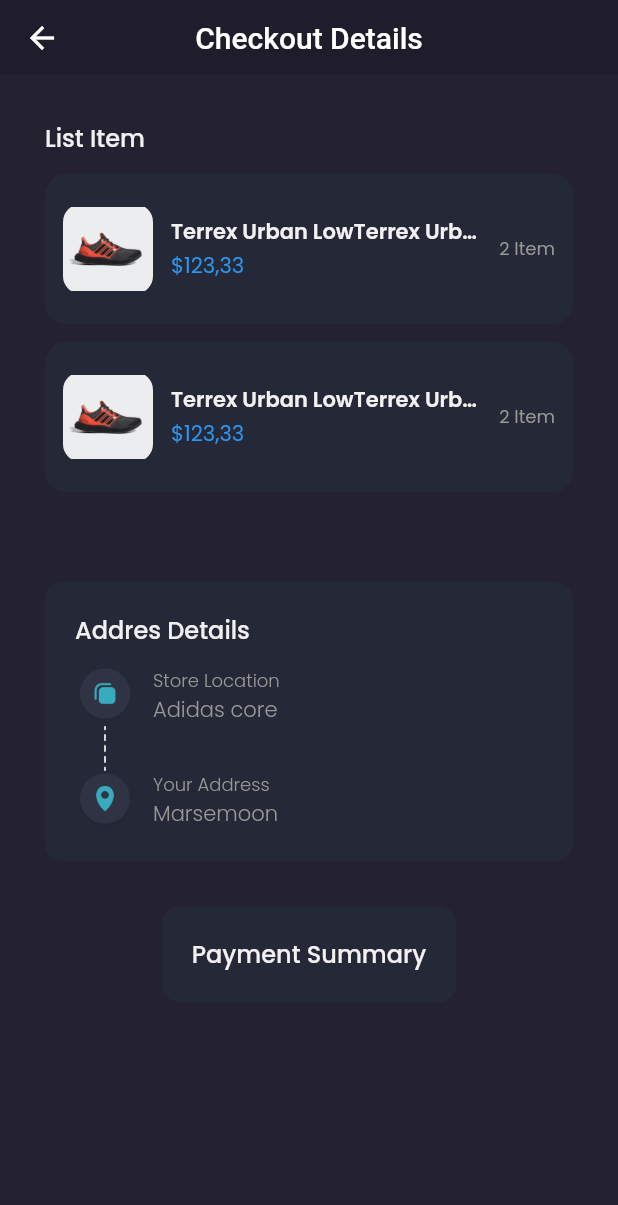
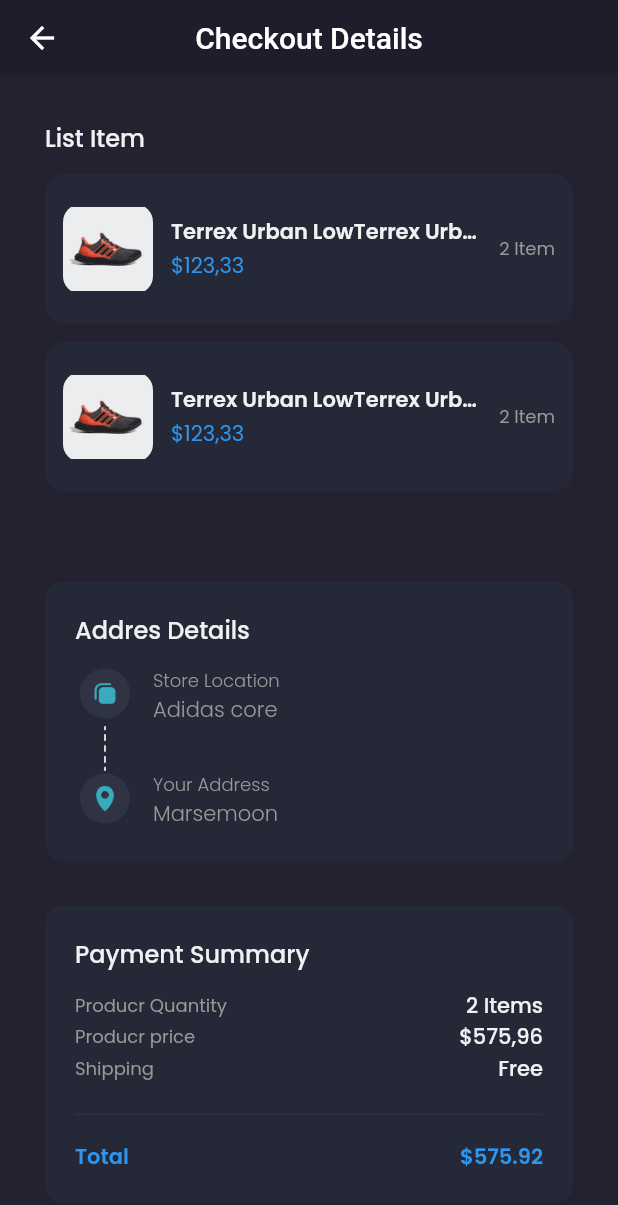
Before and after one commit to farhankamil/scra-ecommerce, a Flutter app: the CheckoutPage screen opened by its route, on a phone screen of 412 x 824 dp. Shown: the top 1205 px of the screen. Run offline on Flutter 3.47's test engine with Material 2 defaults, Android fonts, the phone set to English and light mode, and no system bars; our stand-ins replace carousel_slider, google_fonts.

Commit message:
slicing finish

```diff
--- a/lib/main.dart
+++ b/lib/main.dart
@@ -1,6 +1,7 @@
 import 'package:flutter/material.dart';
 import 'package:scra/pages/cart_page.dart';
 import 'package:scra/pages/checkout_page.dart';
+import 'package:scra/pages/checkout_success_pages.dart';
 import 'package:scra/pages/detail_chat_page.dart';
 import 'package:scra/pages/home/edit_profile_page.dart';
 import 'package:scra/pages/home/main_page.dart';
@@ -31,6 +32,7 @@ class MyApp extends StatelessWidget {
         '/product': (context) => const ProductPage(),
         '/cart': (context) => const CartPage(),
         '/checkout': (context) => const CheckoutPage(),
+        '/checkout-succes': (context) => const CheckoutSuccesPage(),
       },
     );
   }
--- a/lib/pages/checkout_page.dart
+++ b/lib/pages/checkout_page.dart
@@ -150,12 +150,126 @@ class CheckoutPage extends StatelessWidget {
                         fontSize: 16,
                         fontWeight: medium,
                       ),
+                    ),
+                    const SizedBox(height: 12),
+                    Row(
+                      mainAxisAlignment: MainAxisAlignment.spaceBetween,
+                      children: [
+                        Text(
+                          'Producr Quantity',
+                          style: secondaryTextStyle.copyWith(
+                            fontSize: 12,
+                          ),
+                        ),
+                        Text(
+                          '2 Items',
+                          style: primaryTextStyle.copyWith(
+                            fontWeight: medium,
+                          ),
+                        ),
+                      ],
+                    ),
+                    Row(
+                      mainAxisAlignment: MainAxisAlignment.spaceBetween,
+                      children: [
+                        Text(
+                          'Producr price',
+                          style: secondaryTextStyle.copyWith(
+                            fontSize: 12,
+                          ),
+                        ),
+                        Text(
+                          '\$575,96',
+                          style: primaryTextStyle.copyWith(
+                            fontWeight: medium,
+                          ),
+                        ),
+                      ],
+                    ),
+                    Row(
+                      mainAxisAlignment: MainAxisAlignment.spaceBetween,
+                      children: [
+                        Text(
+                          'Shipping',
+                          style: secondaryTextStyle.copyWith(
+                            fontSize: 12,
+                          ),
+                        ),
+                        Text(
+                          'Free',
+                          style: primaryTextStyle.copyWith(
+                            fontWeight: medium,
+                          ),
+                        ),
+                      ],
+                    ),
+                    const SizedBox(
+                      height: 12,
+                    ),
+                    const Divider(
+                      thickness: 1,
+                      color: Color(0xff2E3141),
+                    ),
+                    const SizedBox(
+                      height: 10,
+                    ),
+                    Row(
+                      mainAxisAlignment: MainAxisAlignment.spaceBetween,
+                      children: [
+                        Text(
+                          'Total',
+                          style: priceTextStyle.copyWith(
+                            fontWeight: semiBold,
+                          ),
+                        ),
+                        Text(
+                          '\$575.92',
+                          style: priceTextStyle.copyWith(
+                            fontWeight: semiBold,
+                          ),
+                        ),
+                      ],
                     )
                   ],
                 ),
-              )
+              ),
             ],
-          )
+          ),
+
+          // todo : CHECKOUT BUTTON
+          SizedBox(
+            height: defaultMargin,
+          ),
+          const Divider(
+            thickness: 1,
+            color: Color(0xff2E3141),
+          ),
+          Container(
+            height: 50,
+            width: double.infinity,
+            margin: EdgeInsets.symmetric(
+              vertical: defaultMargin,
+            ),
+            child: TextButton(
+              onPressed: () {
+                Navigator.pushNamedAndRemoveUntil(
+                    context, '/checkout-succes', (route) => false);
+              },
+              style: TextButton.styleFrom(
+                backgroundColor: primaryColor,
+                shape: RoundedRectangleBorder(
+                  borderRadius: BorderRadius.circular(12),
+                ),
+              ),
+              child: Text(
+                'Checkout Now',
+                style: primaryTextStyle.copyWith(
+                  fontSize: 16,
+                  fontWeight: semiBold,
+                ),
+              ),
+            ),
+          ),
         ],
       );
     }
```
Also changed, not shown: lib/pages/checkout_success_pages.dart (added, +111 -0 lines).
